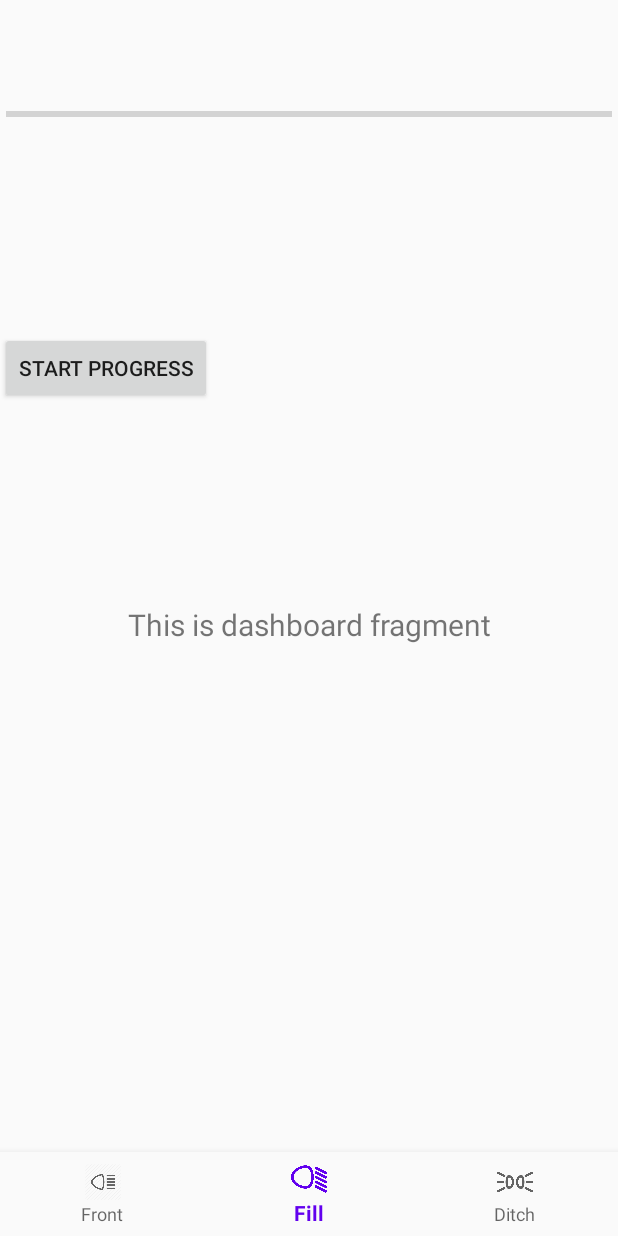
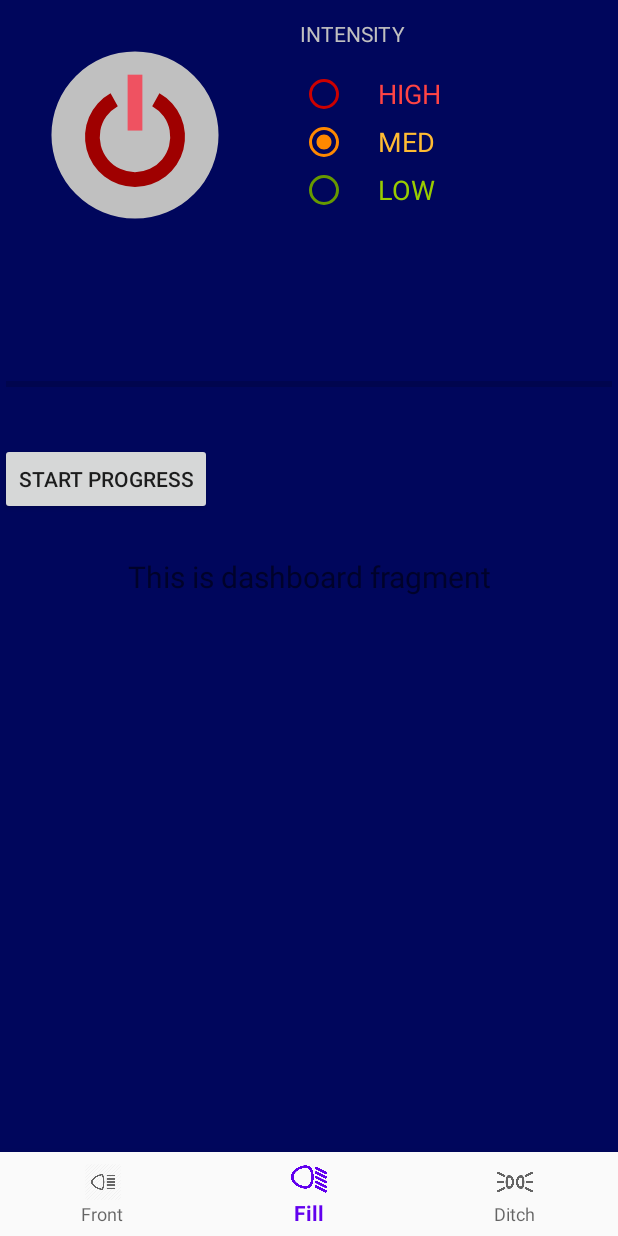
Before and after one commit to jctoledo/BarOfLight, an Android app: the screen it shows after launch (MainActivity), item 2 of the bottom bar chosen, on a phone screen of 412 x 824 dp. Run offline under Robolectric (Android 15) with nearby library versions, the phone set to English and light mode, and no system bars; our stand-ins replace navigation-ui.

Commit message:
- added button - fixed constraints in fragment - migrated to main activity most functionality

```diff
--- a/app/src/main/java/com/bertalabs/baroflight/MainActivity.java
+++ b/app/src/main/java/com/bertalabs/baroflight/MainActivity.java
@@ -2,8 +2,11 @@ package com.bertalabs.baroflight;
 
 import android.os.Bundle;
 import android.os.Handler;
+import android.view.View;
 import android.view.Window;
+import android.widget.CompoundButton;
 import android.widget.Toast;
+import android.widget.ToggleButton;
 
 import androidx.appcompat.app.AppCompatActivity;
 import androidx.navigation.NavController;
@@ -19,7 +22,7 @@ import java.util.List;
 
 public class MainActivity extends AppCompatActivity {
     private LightLocationCache cache = LightLocationCache.getInstance();
-
+    ToggleButton powerToggle, linkToggle;
     Handler handler = new Handler();
     Runnable runnable;
     int delay = 5000;
@@ -47,9 +50,23 @@ public class MainActivity extends AppCompatActivity {
         cache = LightLocationCache.getInstance();
         //this.requestWindowFeature(Window.FEATURE_NO_TITLE);
         getSupportActionBar().hide();
-
         setContentView(R.layout.activity_main);
         BottomNavigationView navView = findViewById(R.id.nav_view);
+
+        powerToggle = (ToggleButton) findViewById(R.id.powerTgl);
+        powerToggle.setOnCheckedChangeListener(new CompoundButton.OnCheckedChangeListener() {
+            public void onCheckedChanged(CompoundButton buttonView, boolean isChecked) {
+                if (isChecked) {
+                    powerToggle.setBackgroundDrawable(getResources().getDrawable(R.drawable.ic_power_button_on, getApplicationContext().getTheme()));
+                } else {
+                    powerToggle.setBackgroundDrawable(getResources().getDrawable(R.drawable.ic_power_button, getApplicationContext().getTheme()));
+                }
+            }
+        });
+
+        powerToggle.isChecked();
+
+
 
         // Passing each menu ID as a set of Ids because each
         // menu should be considered as top level destinations.
--- /dev/null
+++ b/app/src/main/res/drawable/ic_power_button.xml
@@ -0,0 +1,15 @@
+<vector xmlns:android="http://schemas.android.com/apk/res/android"
+    android:width="512dp"
+    android:height="512dp"
+    android:viewportWidth="128"
+    android:viewportHeight="128">
+  <path
+      android:pathData="M64,64m-39.605,0a39.605,39.605 0,1 1,79.21 0a39.605,39.605 0,1 1,-79.21 0"
+      android:fillColor="@color/silver"/>
+  <path
+      android:pathData="m64,88.6a23.7,23.7 0,0 1,-11.589 -44.379l3.428,6.1a16.71,16.71 0,1 0,16.318 0l3.416,-6.11a23.7,23.7 0,0 1,-11.573 44.389z"
+      android:fillColor="#9f0000"/>
+  <path
+      android:pathData="m60.5,35.398h7v26.5h-7z"
+      android:fillColor="#ef5261"/>
+</vector>
--- /dev/null
+++ b/app/src/main/res/drawable/ic_power_button_on.xml
@@ -0,0 +1,15 @@
+<vector xmlns:android="http://schemas.android.com/apk/res/android"
+    android:width="512dp"
+    android:height="512dp"
+    android:viewportWidth="128"
+    android:viewportHeight="128">
+  <path
+      android:pathData="M64,64m-39.605,0a39.605,39.605 0,1 1,79.21 0a39.605,39.605 0,1 1,-79.21 0"
+      android:fillColor="@color/silver"/>
+  <path
+      android:pathData="m64,88.6a23.7,23.7 0,0 1,-11.589 -44.379l3.428,6.1a16.71,16.71 0,1 0,16.318 0l3.416,-6.11a23.7,23.7 0,0 1,-11.573 44.389z"
+      android:fillColor="#04b629"/>
+  <path
+      android:pathData="m60.5,35.398h7v26.5h-7z"
+      android:fillColor="#04b629"/>
+</vector>
--- a/app/src/main/res/layout/activity_main.xml
+++ b/app/src/main/res/layout/activity_main.xml
@@ -4,21 +4,22 @@
     xmlns:tools="http://schemas.android.com/tools"
     android:id="@+id/container"
     android:layout_width="match_parent"
-    android:layout_height="match_parent">
+    android:layout_height="match_parent"
+    android:background="@color/verydark">
 
 
     <fragment
         android:id="@+id/nav_host_fragment"
         android:name="androidx.navigation.fragment.NavHostFragment"
         android:layout_width="match_parent"
-        android:layout_height="match_parent"
+        android:layout_height="400dp"
         app:defaultNavHost="true"
         app:layout_constraintBottom_toTopOf="@id/nav_view"
         app:layout_constraintHorizontal_bias="0.0"
         app:layout_constraintLeft_toLeftOf="parent"
         app:layout_constraintRight_toRightOf="parent"
-        app:layout_constraintTop_toTopOf="parent"
-        app:layout_constraintVertical_bias="1.0"
+        app:layout_constraintTop_toBottomOf="@+id/powerTgl"
+        app:layout_constraintVertical_bias="0.0"
         app:navGraph="@navigation/mobile_navigation" />
 
     <com.google.android.material.bottomnavigation.BottomNavigationView
@@ -33,6 +34,72 @@
         app:layout_constraintRight_toRightOf="parent"
         app:menu="@menu/bottom_nav_menu" />
 
+    <ToggleButton
+        android:id="@+id/powerTgl"
+        android:layout_width="180dp"
+        android:layout_height="180dp"
+        android:background="@drawable/ic_power_button"
+        android:textSize="0dp"
+        app:layout_constraintStart_toStartOf="parent"
+        app:layout_constraintTop_toTopOf="parent" />
+
+    <TextView
+        android:id="@+id/textView"
+        android:layout_width="wrap_content"
+        android:layout_height="wrap_content"
+
+        android:text="INTENSITY"
+        android:textColor="@color/silver"
+        app:layout_constraintBottom_toTopOf="@+id/BarOutput"
+        app:layout_constraintStart_toStartOf="@+id/BarOutput"
+        app:layout_constraintTop_toTopOf="parent"
+        app:layout_constraintVertical_bias="0.47" />
+
+    <RadioGroup
+        android:id="@+id/BarOutput"
+        android:layout_width="170dp"
+        android:layout_height="112dp"
+        android:layout_marginStart="20dp"
+        android:checkedButton="@+id/radioMedium"
+        app:layout_constraintBottom_toTopOf="@+id/nav_host_fragment"
+        app:layout_constraintStart_toEndOf="@+id/powerTgl"
+        app:layout_constraintTop_toTopOf="parent"
+        app:layout_constraintVertical_bias="0.691">
+
+        <RadioButton
+            android:id="@+id/radioHigh"
+            android:layout_width="match_parent"
+            android:layout_height="wrap_content"
+            android:buttonTint="@android:color/holo_red_dark"
+            android:paddingLeft="20dp"
+            android:paddingRight="60dp"
+            android:text="HIGH"
+            android:textColor="@android:color/holo_red_light"
+            android:textSize="18sp" />
+
+        <RadioButton
+            android:id="@+id/radioMedium"
+            android:layout_width="match_parent"
+            android:layout_height="wrap_content"
+            android:buttonTint="@android:color/holo_orange_dark"
+            android:paddingLeft="20dp"
+            android:paddingRight="60dp"
+            android:text="MED"
+            android:textColor="@android:color/holo_orange_light"
+            android:textSize="18sp" />
+
+        <RadioButton
+            android:id="@+id/radioLow"
+            android:layout_width="match_parent"
+            android:layout_height="wrap_content"
+            android:baselineAligned="false"
+            android:buttonTint="@android:color/holo_green_dark"
+            android:paddingLeft="20dp"
+            android:paddingRight="60dp"
+            android:text="LOW"
+            android:textColor="@android:color/holo_green_light"
+            android:textSize="18sp" />
+    </RadioGroup>
 
 
 </androidx.constraintlayout.widget.ConstraintLayout>
--- a/app/src/main/res/values/colors.xml
+++ b/app/src/main/res/values/colors.xml
@@ -1,6 +1,13 @@
 <?xml version="1.0" encoding="utf-8"?>
 <resources>
+    <!-- https://coolors.co/ff6700-ebebeb-c0c0c0-3a6ea5-004e98-003049-->
     <color name="colorPrimary">#6200EE</color>
-    <color name="colorPrimaryDark">#3700B3</color>
+    <color name="colorPrimaryDark">#1D1F26</color>
     <color name="colorAccent">#03DAC5</color>
+    <color name="verydark">#00065c</color>
+    <color name="dark">#003049</color>
+    <color name="normal">#004e98</color>
+    <color name="silver">#c0c0c0</color>
+    <color name="platinum">#ebebeb</color>
+    <color name="orange">#FF6700</color>
 </resources>
```
Also changed, not shown: app/src/main/res/layout/fragment_front.xml (+48 -104 lines).
